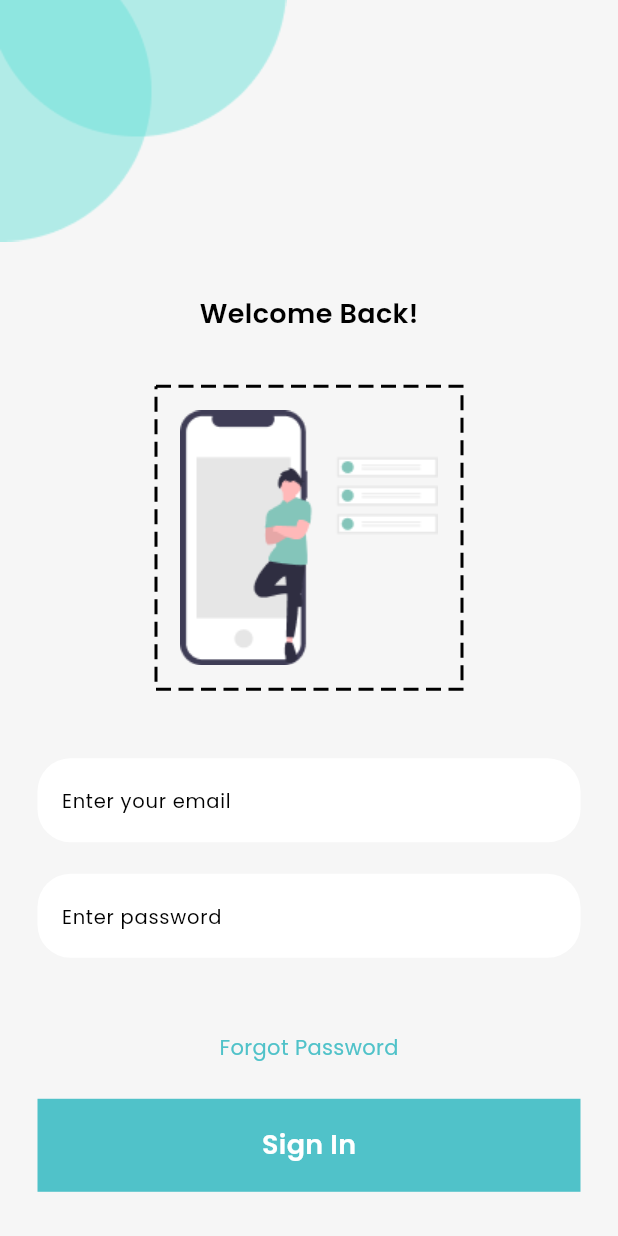
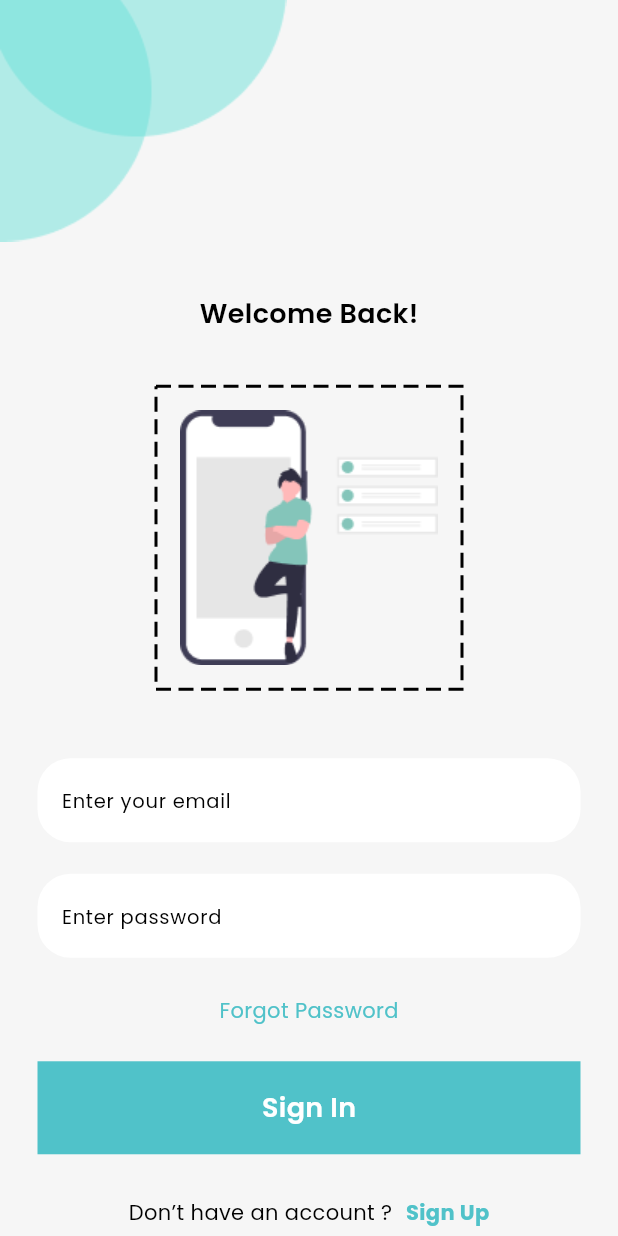
Before and after one commit to longcikeyyy/todo_app2, a Flutter app: the SigninScreen screen opened by its route, on a phone screen of 412 x 824 dp. Run offline on Flutter 3.47's test engine with Material 3 defaults, Android fonts, the phone set to English and light mode, and no system bars; drawn by our look-alikes of dotted_border.

Commit message:
change position text Forgot PassWord

```diff
--- a/todo_app/lib/screen/signin_screen.dart
+++ b/todo_app/lib/screen/signin_screen.dart
@@ -39,7 +39,7 @@ class SigninScreen extends StatelessWidget {
               child: AppTextfield(hintText: "Enter your email",)
             ),
             Padding(
-              padding: EdgeInsets.only(right: 25, left: 25, bottom: 25),
+              padding: EdgeInsets.only(right: 25, left: 25),
               child: AppTextfield(hintText:"Enter password")
             ),
             Padding(
```
